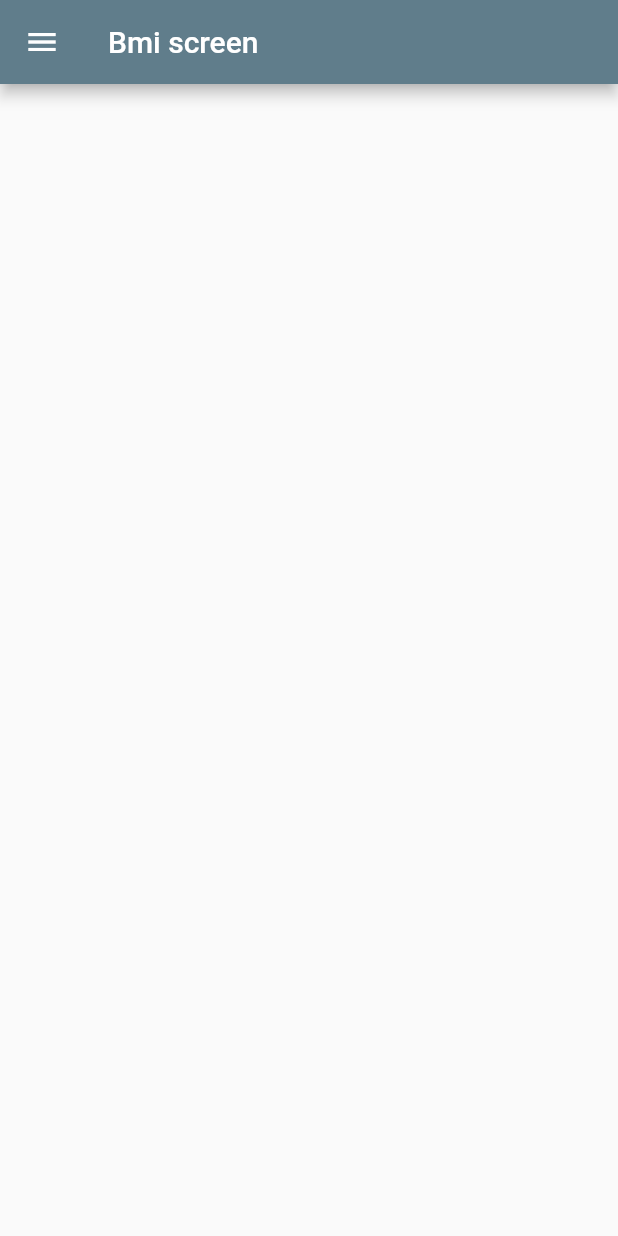
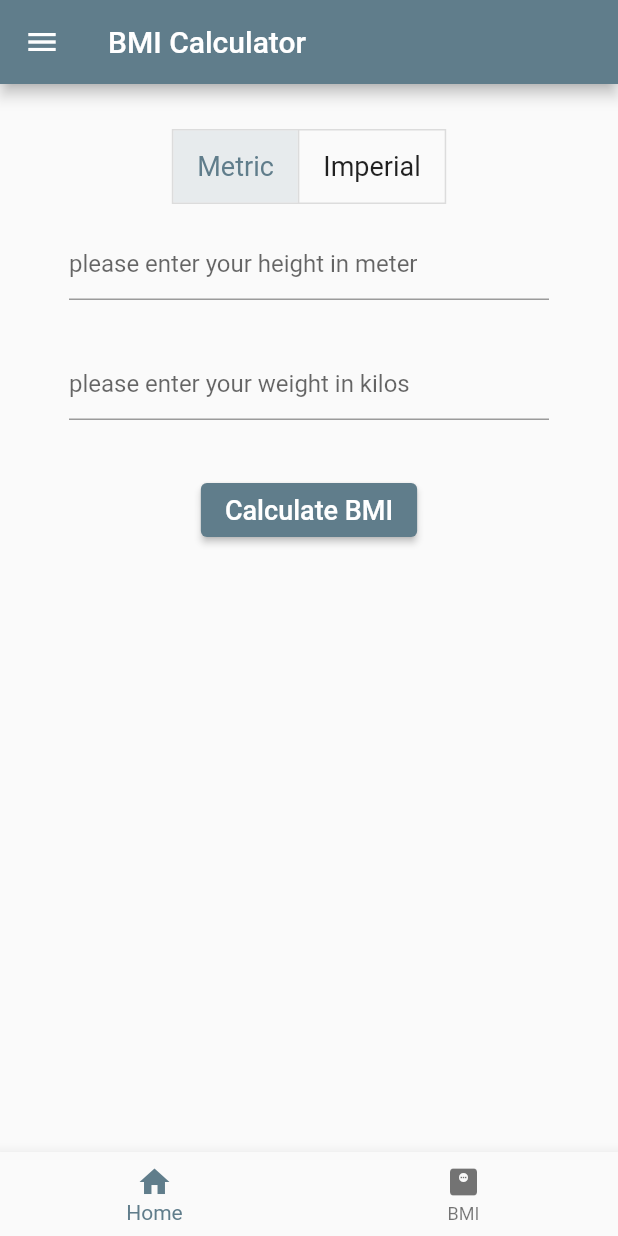
Before and after one commit to Nabin1-chand/Bmi_fitness, a Flutter app: the BMIScreen screen opened directly, on a phone screen of 412 x 824 dp. Run offline on Flutter 3.47's test engine with Material 2 defaults, Android fonts, the phone set to English and light mode, and no system bars.

Commit message:
adding textfield and calculate bmi

```diff
--- a/lib/screens/bmi_screen.dart
+++ b/lib/screens/bmi_screen.dart
@@ -1,17 +1,130 @@
-import 'package:flutter/cupertino.dart';
+// import 'package:flutter/cupertino.dart';
 import 'package:flutter/material.dart';
+import 'package:flutter_app/screens/buttom_menu.dart';
 import 'package:flutter_app/screens/menu_page.dart';
 
-class BMIScreen extends StatelessWidget {
+class BMIScreen extends StatefulWidget {
   const BMIScreen({super.key});
 
   @override
+  State<BMIScreen> createState() => _BMIScreenState();
+}
+
+class _BMIScreenState extends State<BMIScreen> {
+  final TextEditingController txtHeight = TextEditingController();
+  final TextEditingController txtWeight = TextEditingController();
+  final double fontSize = 18;
+  String result = "";
+  bool isMetric = true;
+  bool isImperial = false;
+  double? height;
+  double? weight;
+  late List<bool> isSelected;
+  String heightMessage = "";
+  String weightMessage = "";
+  @override
+  void initState() {
+    isSelected = [isMetric, isImperial];
+    super.initState();
+  }
+
+  @override
   Widget build(BuildContext context) {
+    heightMessage =
+        'please enter your height in ' + ((isMetric) ? 'meter' : 'inches');
+
+    weightMessage =
+        'please enter your weight in ' + ((isMetric) ? 'kilos' : 'pounds');
     return Scaffold(
       appBar: AppBar(
-        title: Text("Bmi screen"),
+        title: const Text("BMI Calculator"),
       ),
-      drawer: Menu(),
+      drawer: const Menu(),
+      bottomNavigationBar: const ButtomMenu(),
+      body: Padding(
+        padding: const EdgeInsets.all(30.0),
+        child: Column(
+          children: [
+            ToggleButtons(
+              children: [
+                Padding(
+                  padding: EdgeInsets.symmetric(horizontal: 16),
+                  child: Text(
+                    "Metric",
+                    style: TextStyle(fontSize: fontSize),
+                  ),
+                ),
+                Padding(
+                  padding: EdgeInsets.symmetric(horizontal: 16),
+                  child: Text(
+                    "Imperial",
+                    style: TextStyle(fontSize: fontSize),
+                  ),
+                ),
+              ],
+              isSelected: isSelected,
+              onPressed: toggleMeasure,
+            ),
+            Padding(
+              padding: const EdgeInsets.all(16.0),
+              child: TextField(
+                controller: txtHeight,
+                keyboardType: TextInputType.number,
+                decoration: InputDecoration(
+                  hintText: heightMessage,
+                ),
+              ),
+            ),
+            Padding(
+              padding: const EdgeInsets.all(16.0),
+              child: TextField(
+                controller: txtWeight,
+                keyboardType: TextInputType.number,
+                decoration: InputDecoration(
+                  hintText: weightMessage,
+                ),
+              ),
+            ),
+            SizedBox(height: 20),
+            ElevatedButton(
+                onPressed: findBmi,
+                child: Text(
+                  "Calculate BMI",
+                  style: TextStyle(fontSize: fontSize),
+                )),
+            SizedBox(height: 20),
+            Text(result),
+          ],
+        ),
+      ),
     );
   }
+
+  void findBmi() {
+    double bmi = 0;
+    double height = double.tryParse(txtHeight.text) ?? 0;
+    double weight = double.tryParse(txtWeight.text) ?? 0;
+    if (isMetric) {
+      bmi = weight / (height * height);
+    } else {
+      bmi = weight * 730 / (height * height);
+    }
+    setState(() {
+      print("btton click");
+      result = "your BMI is ${bmi.toStringAsFixed(2)}";
+    });
+  }
+
+  void toggleMeasure(value) {
+    if (value == 0) {
+      isMetric = true;
+      isImperial = false;
+    } else {
+      isMetric = false;
+      isImperial = true;
+    }
+    setState(() {
+      isSelected = [isMetric, isImperial];
+    });
+  }
 }
--- /dev/null
+++ b/lib/screens/buttom_menu.dart
@@ -0,0 +1,30 @@
+import 'package:flutter/material.dart';
+
+class ButtomMenu extends StatelessWidget {
+  const ButtomMenu({super.key});
+
+  @override
+  Widget build(BuildContext context) {
+    return BottomNavigationBar(
+        onTap: (int index) {
+          switch (index) {
+            case 0:
+              Navigator.pushNamed(context, '/');
+              break;
+            case 1:
+              Navigator.pushNamed(context, '/bmi');
+              break;
+          }
+        },
+        items: const [
+          BottomNavigationBarItem(
+            icon: Icon(Icons.home),
+            label: 'Home',
+          ),
+          BottomNavigationBarItem(
+            icon: Icon(Icons.monitor_weight),
+            label: 'BMI',
+          ),
+        ]);
+  }
+}
--- a/lib/screens/intro_screen.dart
+++ b/lib/screens/intro_screen.dart
@@ -1,4 +1,5 @@
 import 'package:flutter/material.dart';
+import 'package:flutter/rendering.dart';
 import 'package:flutter_app/screens/layout.dart';
 import 'package:flutter_app/screens/menu_page.dart';
 
@@ -12,7 +13,7 @@ class IntroScreen extends StatelessWidget {
         title: const Text("Intro screen"),
       ),
       drawer: const Menu(),
-      body: const MyApp(),
+      body: const Layout(),
     );
   }
 }
```
Also changed, not shown: lib/main.dart (+13 -4 lines), lib/screens/layout.dart (+5 -3 lines), lib/screens/menu_page.dart (+11 -4 lines), 1 other file.
